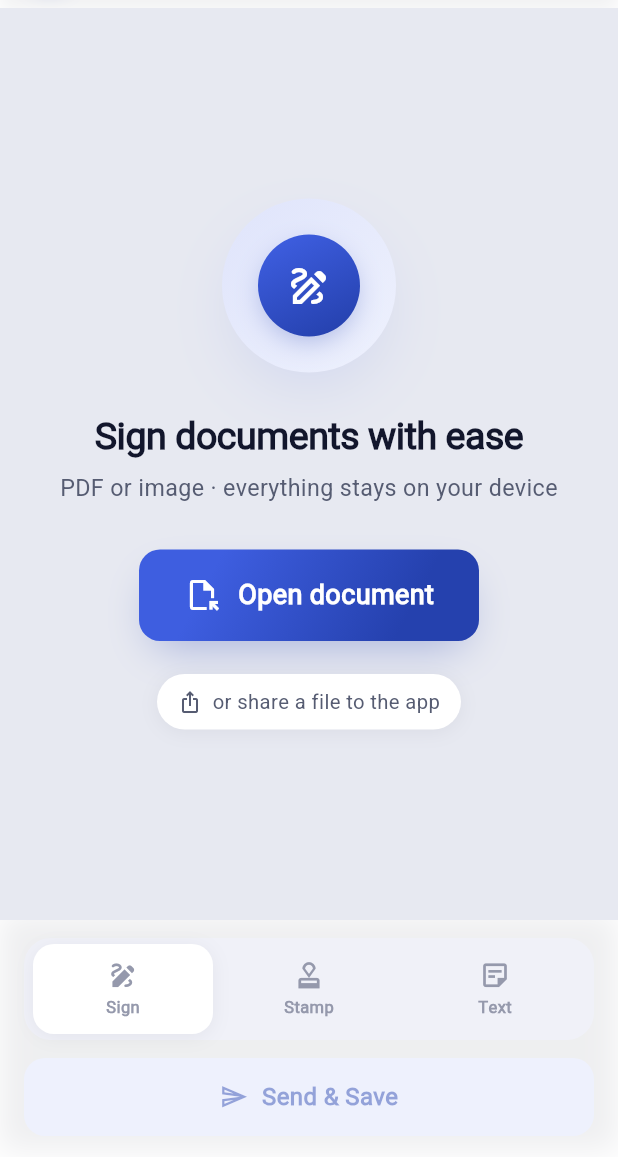
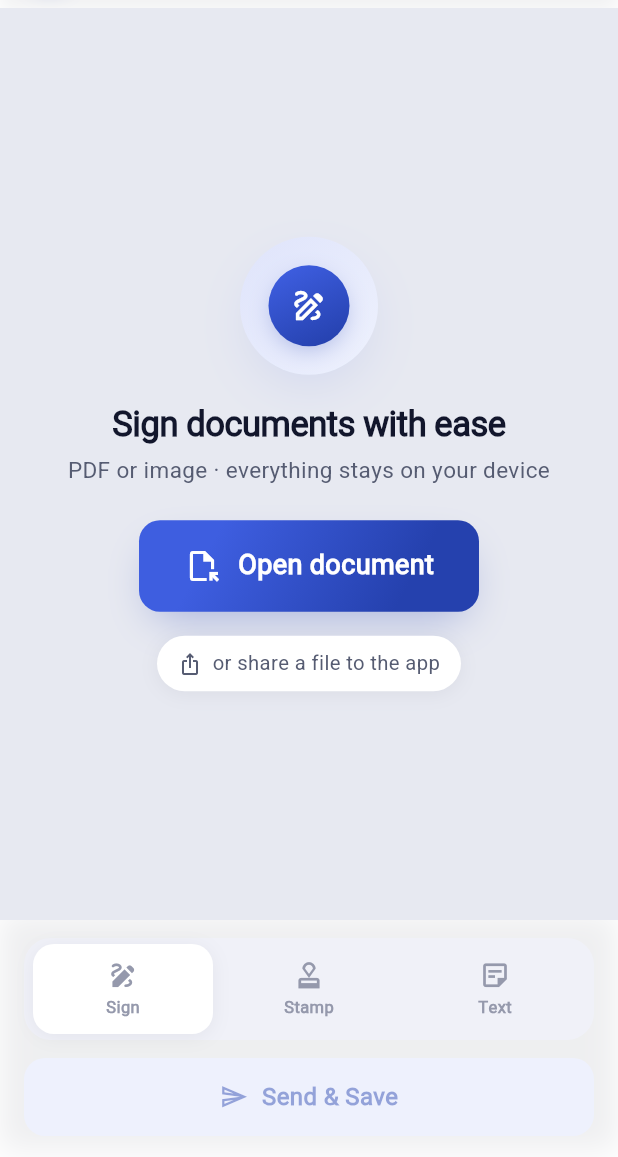
Before and after one commit to rotem-ya/quick-sign, a Flutter app: the screen it shows after launch, on a phone screen of 412 x 824 dp, the part 79-1236 px from its top. Run offline on Flutter 3.47's test engine with Material 3 defaults, Android fonts, the phone set to English and light mode, and no system bars; our stand-ins replace file_picker, google_mobile_ads, image_picker, printing, share_plus, shared_preferences and 2 more; missing offline and left inert: dart:js_interop, pdfx, receive_sharing_intent, syncfusion_flutter_pdf.

Commit message:
Fix hidden "open document" button and disable ads for now
On a real device (real ad banner + real system/browser chrome eating
vertical space, neither reproduced by a desktop-sized test viewport)
the empty state's content was taller than the available height, and a
bare Center let the primary CTA silently overflow past the visible
area instead of scrolling to it. Wraps it in a SingleChildScrollView
and trims the sizing so it fits without scrolling on most devices.

Also disables the ad banner behind a single flag — it was eating into
that same vertical budget, and there's no production AdMob unit id
yet anyway.

```diff
--- a/lib/screens/work_screen.dart
+++ b/lib/screens/work_screen.dart
@@ -982,9 +982,7 @@ class _WorkScreenState extends State<WorkScreen> with RouteAware {
       child: SafeArea(
         bottom: false,
         child: DecoratedBox(
-          decoration: BoxDecoration(
-            boxShadow: DesignTokens.shadowSm,
-          ),
+          decoration: BoxDecoration(boxShadow: DesignTokens.shadowSm),
           child: Padding(
             padding: const EdgeInsets.fromLTRB(16, 8, 16, 12),
             child: Column(
@@ -1204,9 +1202,20 @@ class _WorkScreenState extends State<WorkScreen> with RouteAware {
 
   Widget _buildEmptyState(S s) {
     if (_busy) return const Center(child: CircularProgressIndicator());
-    return Center(
-      child: Padding(
+    // Scrollable + height-constrained rather than a bare Center: on a real
+    // device (real ad banner, real browser/system chrome eating vertical
+    // space — none of which a desktop-sized test viewport reproduces) this
+    // content can be taller than the available height. A bare Center lets
+    // it silently overflow past the visible area, hiding the "open
+    // document" button — the one thing this screen must never hide. Here
+    // it either fits centered, or scrolls; it can't be clipped unreachable.
+    return LayoutBuilder(
+      builder: (context, constraints) {
+        return SingleChildScrollView(
           padding: const EdgeInsets.all(24),
+          child: ConstrainedBox(
+            constraints: BoxConstraints(minHeight: constraints.maxHeight - 48),
+            child: Center(
               child: Column(
                 mainAxisSize: MainAxisSize.min,
                 children: [
@@ -1216,11 +1225,14 @@ class _WorkScreenState extends State<WorkScreen> with RouteAware {
                     curve: Curves.easeOutBack,
                     builder: (context, value, child) => Transform.scale(
                       scale: value.clamp(0.0, 1.0),
-                child: Opacity(opacity: value.clamp(0.0, 1.0), child: child),
+                      child: Opacity(
+                        opacity: value.clamp(0.0, 1.0),
+                        child: child,
+                      ),
                     ),
                     child: Container(
-                width: 116,
-                height: 116,
+                      width: 92,
+                      height: 92,
                       decoration: BoxDecoration(
                         gradient: LinearGradient(
                           begin: Alignment.topLeft,
@@ -1234,16 +1246,16 @@ class _WorkScreenState extends State<WorkScreen> with RouteAware {
                         boxShadow: [
                           BoxShadow(
                             color: DesignTokens.primary.withValues(alpha: 0.16),
-                      blurRadius: 40,
-                      offset: const Offset(0, 16),
-                      spreadRadius: -12,
+                            blurRadius: 32,
+                            offset: const Offset(0, 12),
+                            spreadRadius: -10,
                           ),
                         ],
                       ),
                       child: Center(
                         child: Container(
-                    width: 68,
-                    height: 68,
+                          width: 54,
+                          height: 54,
                           decoration: BoxDecoration(
                             gradient: DesignTokens.primaryGradient,
                             shape: BoxShape.circle,
@@ -1252,54 +1264,60 @@ class _WorkScreenState extends State<WorkScreen> with RouteAware {
                                 color: DesignTokens.primaryDeep.withValues(
                                   alpha: 0.35,
                                 ),
-                          blurRadius: 16,
-                          offset: const Offset(0, 6),
+                                blurRadius: 14,
+                                offset: const Offset(0, 5),
                                 spreadRadius: -4,
                               ),
                             ],
                           ),
                           child: const Icon(
                             Icons.draw_outlined,
-                      size: 32,
+                            size: 26,
                             color: Colors.white,
                           ),
                         ),
                       ),
                     ),
                   ),
-            const SizedBox(height: 28),
+                  const SizedBox(height: 20),
                   Text(
                     s['emptyTitle'],
                     textAlign: TextAlign.center,
                     style: const TextStyle(
-                fontSize: 25,
+                      fontSize: 23,
                       fontWeight: FontWeight.w700,
                       height: 1.2,
                       color: DesignTokens.ink,
                       letterSpacing: -0.3,
                     ),
                   ),
-            const SizedBox(height: 8),
+                  const SizedBox(height: 6),
                   Text(
                     s['emptySubtitle'],
                     textAlign: TextAlign.center,
-              style: const TextStyle(fontSize: 15.5, color: DesignTokens.textMuted),
-            ),
-            const SizedBox(height: 30),
+                    style: const TextStyle(
+                      fontSize: 15,
+                      color: DesignTokens.textMuted,
+                    ),
+                  ),
+                  const SizedBox(height: 22),
                   _GradientCta(
                     icon: Icons.file_open_outlined,
                     label: s['openDocument'],
                     onPressed: _pickAndOpen,
                   ),
                   if (ShareService.canShare || kIsWeb) ...[
-              const SizedBox(height: 22),
+                    const SizedBox(height: 16),
                     Wrap(
                       alignment: WrapAlignment.center,
                       spacing: 10,
                       runSpacing: 8,
                       children: [
                         if (ShareService.canShare)
-                    _HintPill(icon: Icons.ios_share, label: s['shareHint']),
+                          _HintPill(
+                            icon: Icons.ios_share,
+                            label: s['shareHint'],
+                          ),
                         if (kIsWeb)
                           _HintPill(
                             icon: Icons.file_download_outlined,
@@ -1311,6 +1329,9 @@ class _WorkScreenState extends State<WorkScreen> with RouteAware {
                 ],
               ),
             ),
+          ),
+        );
+      },
     );
   }
 
--- a/lib/widgets/ad_banner.dart
+++ b/lib/widgets/ad_banner.dart
@@ -11,13 +11,19 @@ import 'package:google_mobile_ads/google_mobile_ads.dart';
 class AdBanner extends StatefulWidget {
   const AdBanner({super.key});
 
+  // Ads temporarily disabled — the banner was eating into the empty state's
+  // vertical space badly enough to push the "open document" button off
+  // screen on real devices. Flip back to true once that's sized properly
+  // (and before shipping, replace with production ad unit IDs below).
+  static const bool _adsEnabled = false;
+
   // TODO: replace with production banner ad unit IDs before release.
   static const String _androidAdUnitId =
       'ca-app-pub-3940256099942544/6300978111';
   static const String _iosAdUnitId = 'ca-app-pub-3940256099942544/2934735716';
 
   static bool get supported =>
-      !kIsWeb && (Platform.isAndroid || Platform.isIOS);
+      _adsEnabled && !kIsWeb && (Platform.isAndroid || Platform.isIOS);
 
   @override
   State<AdBanner> createState() => _AdBannerState();
@@ -44,8 +50,7 @@ class _AdBannerState extends State<AdBanner> {
     _ad = null;
     _loaded = false;
 
-    final size =
-        await AdSize.getCurrentOrientationAnchoredAdaptiveBannerAdSize(
+    final size = await AdSize.getCurrentOrientationAnchoredAdaptiveBannerAdSize(
       width.truncate(),
     );
     if (!mounted || size == null) return;
```
Also changed, not shown: 1 other file. Lines whose indentation alone changed are shown as unchanged.
